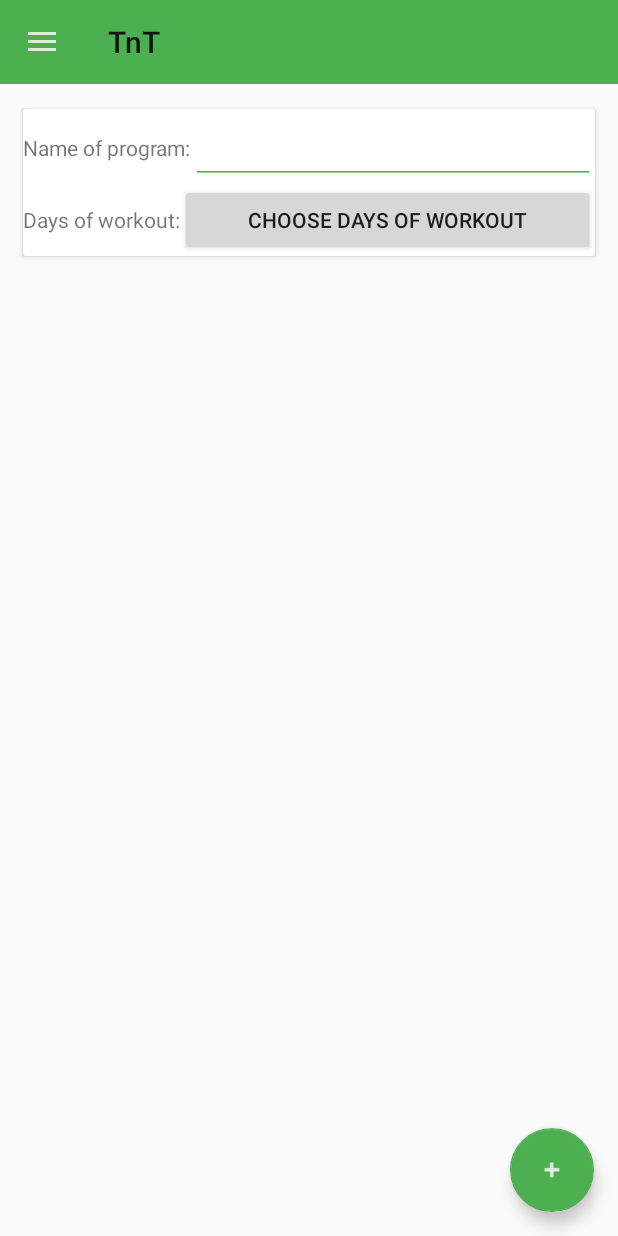
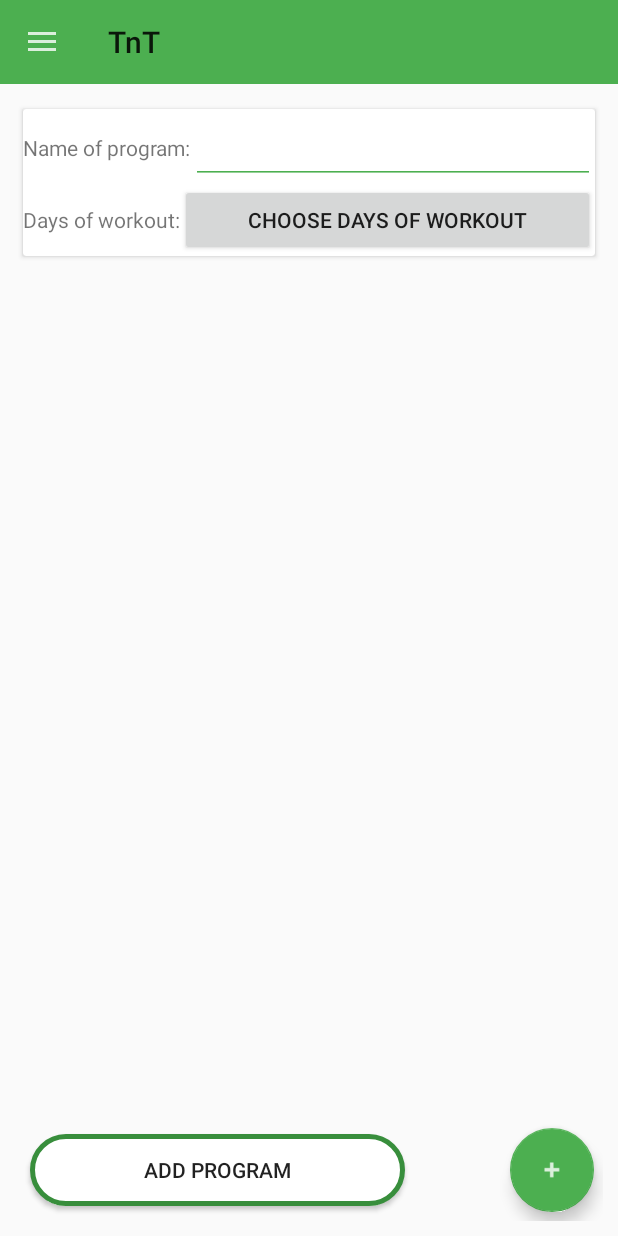
Before and after one commit to benjika/TNT, an Android app: the fragment CreateProgramFragment placed in its activity, on a phone screen of 412 x 824 dp. Run offline under Robolectric (Android 15) with nearby library versions, the phone set to English and light mode, and no system bars; our stand-ins replace Firebase (no records; nobody signed in at launch, a user with empty details on screens opened directly); libraries missing offline, so code that uses them is left out: com.github.clans.fab; plain views replace ExpandableLayout, FloatingActionButton, FloatingActionMenu; 4 statements that could not run were skipped.

Commit message:
added creating program

```diff
--- a/app/src/main/java/com/example/luput/tnt/CreateProgramAdapter.java
+++ b/app/src/main/java/com/example/luput/tnt/CreateProgramAdapter.java
@@ -22,7 +22,7 @@ public class CreateProgramAdapter extends RecyclerView.Adapter<CreateProgramAdap
 
     @Override
     public ViewHolder onCreateViewHolder(ViewGroup parent, int viewType) {
-        View view = LayoutInflater.from(parent.getContext()).inflate(R.layout.drill_holder, parent);
+        View view = LayoutInflater.from(parent.getContext()).inflate(R.layout.drill_holder, parent, false);
         return new ViewHolder(view);
     }
 
@@ -30,7 +30,7 @@ public class CreateProgramAdapter extends RecyclerView.Adapter<CreateProgramAdap
     public void onBindViewHolder(ViewHolder holder, int position) {
         ExerciseDrill exerciseDrill = listOfDrills.get(position);
         holder.nameOfDrill.setText(exerciseDrill.getNameOfExercise());
-        holder.numOfSets.setText(exerciseDrill.getNumberOfSets()+"");
+        holder.numOfSets.setText(exerciseDrill.getNumberOfSets() + "");
         holder.weightInKG.setText(exerciseDrill.getWeightInKg() + "");
         holder.numOfReps.setText(exerciseDrill.getNumberOfRepeat() + "");
         holder.restTime.setText(exerciseDrill.getNumberOfRestInSeconds() + "");
--- a/app/src/main/java/com/example/luput/tnt/CustomOnItemSelectedListenerAddProgramSpinner.java
+++ b/app/src/main/java/com/example/luput/tnt/CustomOnItemSelectedListenerAddProgramSpinner.java
@@ -7,9 +7,9 @@ import android.widget.Toast;
 public class CustomOnItemSelectedListenerAddProgramSpinner implements AdapterView.OnItemSelectedListener {
 
     public void onItemSelected(AdapterView<?> parent, View view, int pos, long id) {
-        Toast.makeText(parent.getContext(),
+        /*Toast.makeText(parent.getContext(),
                 "OnItemSelectedListener : " + parent.getItemAtPosition(pos).toString(),
-                Toast.LENGTH_SHORT).show();
+                Toast.LENGTH_SHORT).show();*/
     }
 
     @Override
--- a/app/src/main/java/com/example/luput/tnt/Trainee.java
+++ b/app/src/main/java/com/example/luput/tnt/Trainee.java
@@ -28,6 +28,7 @@ public class Trainee implements Comparable,Serializable{
     }
 
     public List<TrainingProgram> getPrograms() {
+        if (Programs == null) Programs = new ArrayList<>();
         return Programs;
     }
 
--- a/app/src/main/java/com/example/luput/tnt/TrainingProgram.java
+++ b/app/src/main/java/com/example/luput/tnt/TrainingProgram.java
@@ -45,7 +45,13 @@ public class TrainingProgram implements Serializable {
     }
 
     public void addNewDrill(ExerciseDrill exerciseDrill) {
+        if (ListOfDrills == null) this.ListOfDrills = new ArrayList<>();
         ListOfDrills.add(exerciseDrill);
+    }
+
+    public int getNumOfDrills() {
+        if (ListOfDrills == null) this.ListOfDrills = new ArrayList<>();
+        return ListOfDrills.size();
     }
 
     /*
--- a/app/src/main/res/layout/fragment_create_program.xml
+++ b/app/src/main/res/layout/fragment_create_program.xml
@@ -4,12 +4,12 @@
     xmlns:tools="http://schemas.android.com/tools"
     android:layout_width="match_parent"
     android:layout_height="match_parent"
+    android:layout_margin="10dp"
     tools:context=".CreateProgramFragment">
 
     <ScrollView
         android:layout_width="match_parent"
-        android:layout_height="match_parent"
-        android:layout_margin="10dp">
+        android:layout_height="match_parent">
 
         <LinearLayout
             android:layout_width="match_parent"
@@ -38,6 +38,7 @@
                             android:text="Name of program:" />
 
                         <EditText
+                            android:id="@+id/createProgram_nameOfProgram"
                             android:layout_width="match_parent"
                             android:layout_height="match_parent" />
 
@@ -64,11 +65,6 @@
 
 
             </android.support.v7.widget.CardView>
-
-            <android.support.v7.widget.RecyclerView
-                android:id="@+id/createProgram_recyclerView"
-                android:layout_width="match_parent"
-                android:layout_height="wrap_content" />
 
 
             <!--  <net.cachapa.expandablelayout.ExpandableLayout
@@ -199,18 +195,40 @@
                       android:text="Fixed height" />
 
               </net.cachapa.expandablelayout.ExpandableLayout> -->
+            <android.support.v7.widget.RecyclerView
+                android:id="@+id/createProgram_recyclerView"
+                android:layout_width="match_parent"
+                android:layout_height="wrap_content" />
         </LinearLayout>
     </ScrollView>
+
+    <LinearLayout
+        android:layout_width="match_parent"
+        android:layout_height="wrap_content"
+        android:layout_gravity="bottom"
+        android:orientation="horizontal">
+
+        <Button
+            android:id="@+id/createProgram_finish"
+            android:layout_width="250dp"
+            android:layout_height="wrap_content"
+            android:layout_gravity="center"
+            android:layout_margin="10dp"
+            android:layout_marginStart="16dp"
+            android:background="@drawable/frame_radio"
+            android:text="add program" />
+
+
+    </LinearLayout>
 
     <android.support.design.widget.FloatingActionButton
         android:id="@+id/createProgram_fab"
         android:layout_width="wrap_content"
         android:layout_height="wrap_content"
         android:layout_gravity="end|bottom"
-        android:layout_margin="@dimen/fab_margin"
+        android:layout_margin="6dp"
         android:src="@drawable/ic_new_program"
         app:fabSize="normal" />
-
     <!-- <FrameLayout xmlns:android="http://schemas.android.com/apk/res/android"
          xmlns:fab="http://schemas.android.com/apk/res-auto"
          android:layout_width="match_parent"
```
Also changed, not shown: app/src/main/java/com/example/luput/tnt/CreateProgramFragment.java (+111 -26 lines).
